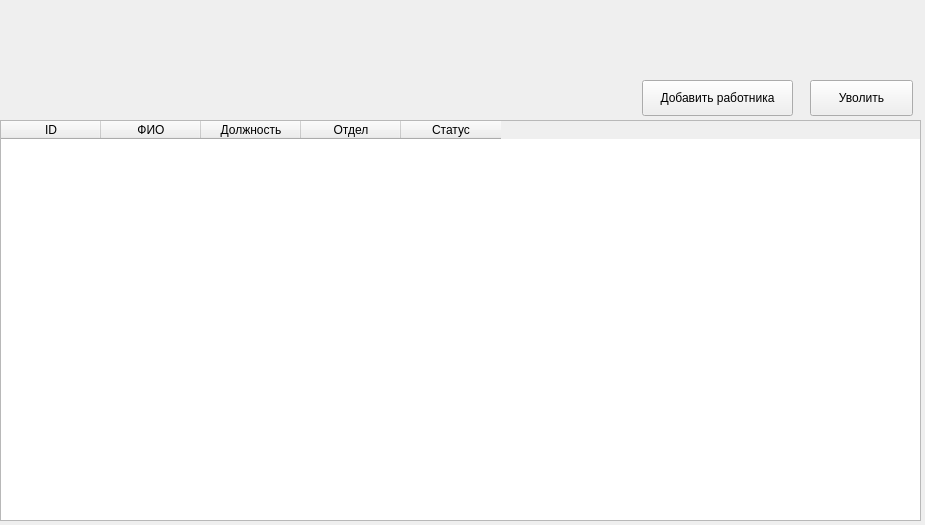
Above: hrwindow.ui from egor17026/course_work before the change. Below: the same form after it.
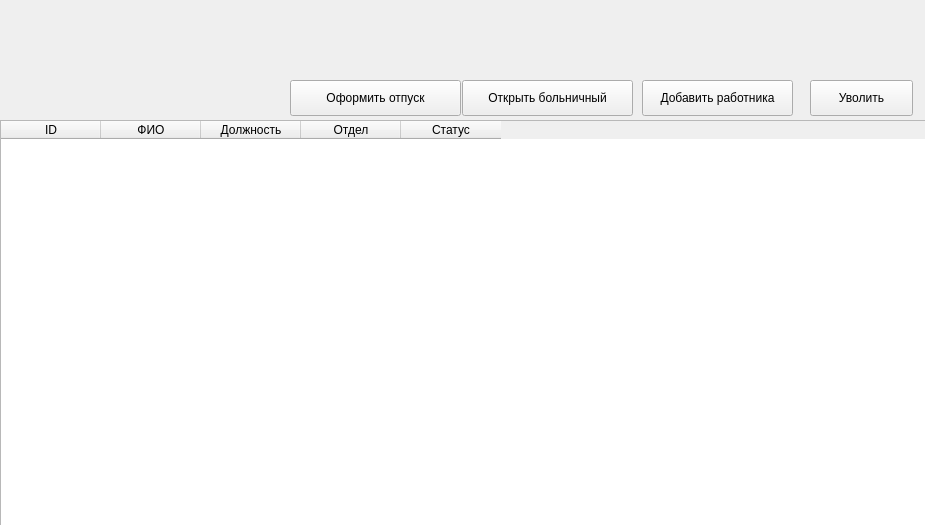
That is the form after the change.

Commit message: Можно создать отпуск(2 видов) и открыть больничный

```diff
--- a/hrwindow.ui
+++ b/hrwindow.ui
@@ -18,8 +18,8 @@
     <rect>
      <x>0</x>
      <y>120</y>
-     <width>921</width>
-     <height>401</height>
+     <width>931</width>
+     <height>411</height>
     </rect>
    </property>
    <column>
@@ -74,6 +74,32 @@
     <string>Уволить</string>
    </property>
   </widget>
+  <widget class="QPushButton" name="btn_sick">
+   <property name="geometry">
+    <rect>
+     <x>462</x>
+     <y>80</y>
+     <width>171</width>
+     <height>36</height>
+    </rect>
+   </property>
+   <property name="text">
+    <string>Открыть больничный</string>
+   </property>
+  </widget>
+  <widget class="QPushButton" name="btn_vacation">
+   <property name="geometry">
+    <rect>
+     <x>290</x>
+     <y>80</y>
+     <width>171</width>
+     <height>36</height>
+    </rect>
+   </property>
+   <property name="text">
+    <string>Оформить отпуск</string>
+   </property>
+  </widget>
  </widget>
  <resources/>
  <connections/>
```
The commit also changes 9 other files.
